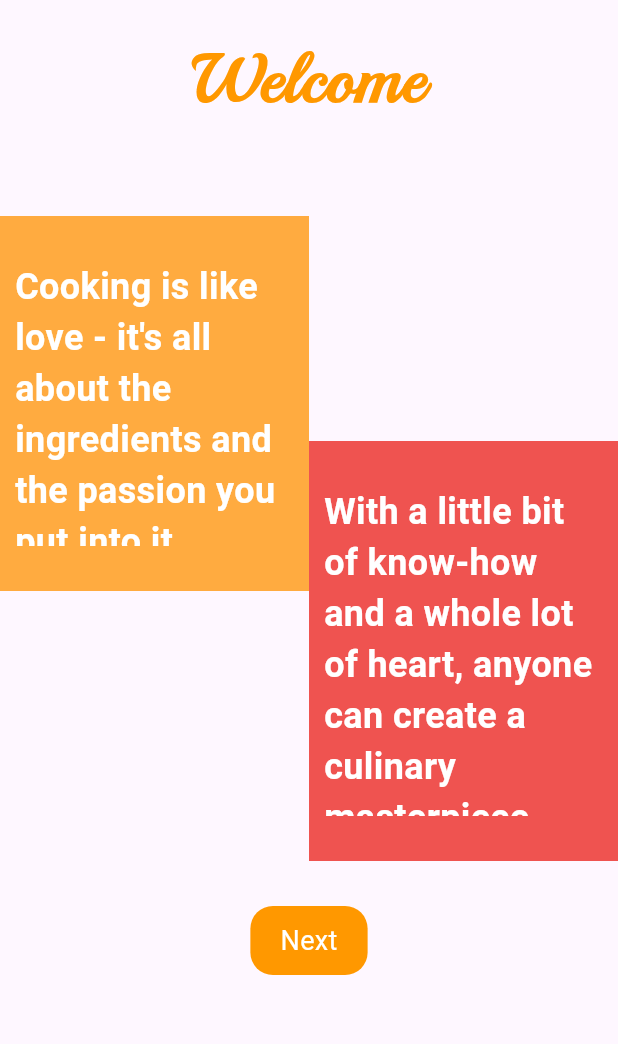
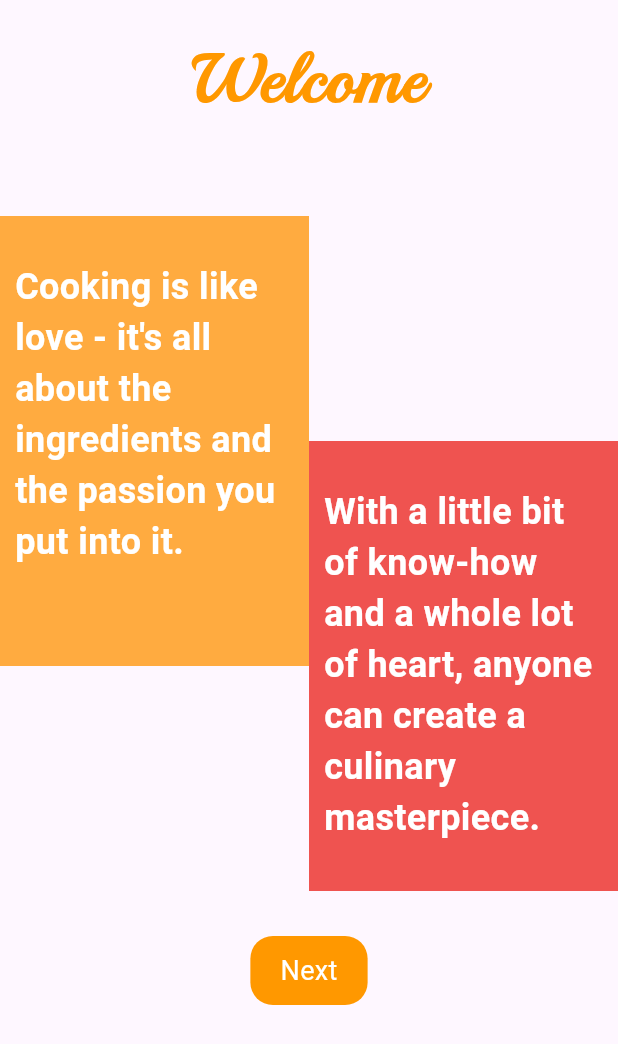
Before and after one commit to mowoka/food_receipe, a Flutter app: the screen it shows after launch, on a phone screen of 412 x 824 dp. Shown: the top 1044 px of the screen. Run offline on Flutter 3.47's test engine with Material 3 defaults, Android fonts, the phone set to English and light mode, and no system bars; our stand-ins replace animated_text_kit, get, get_storage, skeletonizer.

Commit message:
fix: home carousel title over pixel

```diff
--- a/lib/features/foods/presentation/widgets/section_carousel.dart
+++ b/lib/features/foods/presentation/widgets/section_carousel.dart
@@ -248,6 +248,7 @@ class TitleContent extends StatelessWidget {
       padding: const EdgeInsets.symmetric(horizontal: 6),
       child: Text(
         title,
+        overflow: TextOverflow.ellipsis,
         style: const TextStyle(
           fontSize: 14,
           fontWeight: FontWeight.w700,
--- a/lib/features/onboard/presentation/routes/welcome.dart
+++ b/lib/features/onboard/presentation/routes/welcome.dart
@@ -39,7 +39,7 @@ class Welcome extends StatelessWidget {
                       width: MediaQuery.of(context).size.width * 0.5,
                       padding: const EdgeInsets.symmetric(
                           horizontal: 10, vertical: 30),
-                      height: 250,
+                      height: 300,
                       color: Colors.orangeAccent,
                       child: const Text(
                         "Cooking is like love - it's all about the ingredients and the passion you put into it.",
@@ -57,7 +57,7 @@ class Welcome extends StatelessWidget {
                       width: MediaQuery.of(context).size.width * 0.5,
                       padding: const EdgeInsets.symmetric(
                           horizontal: 10, vertical: 30),
-                      height: 280,
+                      height: 300,
                       color: Colors.red.shade400,
                       child: const Text(
                         "With a little bit of know-how and a whole lot of heart, anyone can create a culinary masterpiece.",
```
